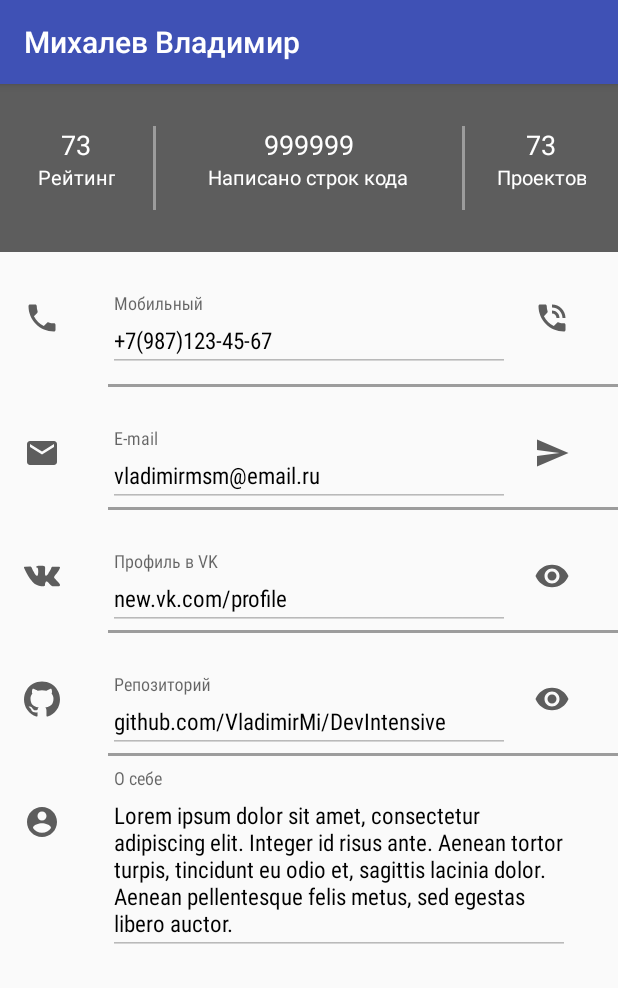
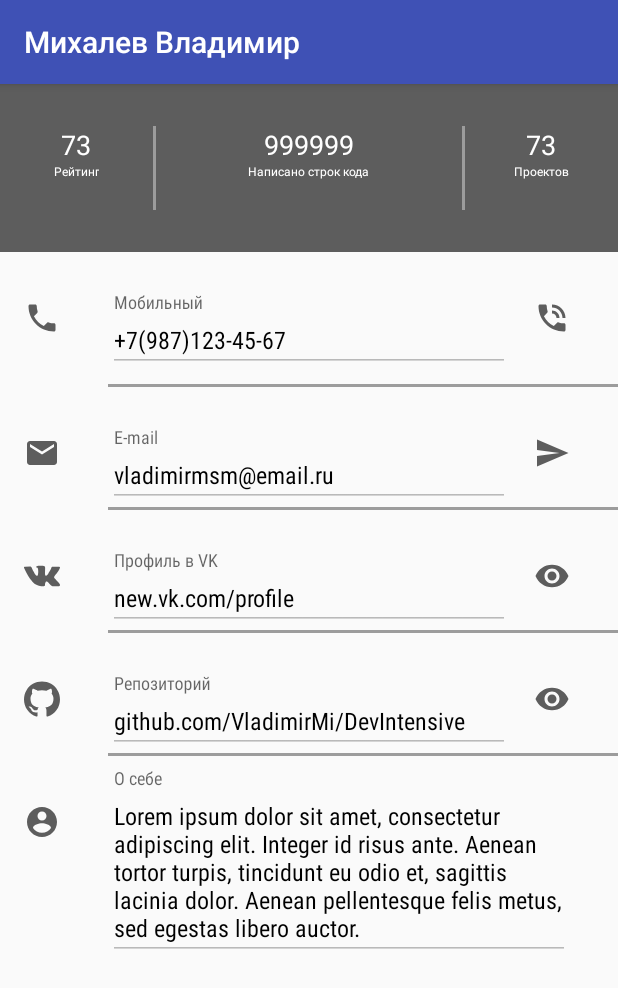
Before and after one commit to VladimirMi/DevIntensive, an Android app: the screen it shows after launch (MainActivity), on a phone screen of 412 x 824 dp. Shown: the top 988 px of the screen. Run offline under Robolectric (Android 15) with nearby library versions, the phone set to English and light mode, and no system bars; 1 statement that could not run was skipped.

Commit message:
Adding styles

```diff
--- a/app/src/main/res/layout/aboutme_item.xml
+++ b/app/src/main/res/layout/aboutme_item.xml
@@ -1,6 +1,5 @@
 <?xml version="1.0" encoding="utf-8"?>
-<LinearLayout
-    xmlns:android="http://schemas.android.com/apk/res/android"
+<LinearLayout xmlns:android="http://schemas.android.com/apk/res/android"
     android:layout_width="match_parent"
     android:layout_height="wrap_content"
     android:layout_marginTop="@dimen/spacing_small_8"
@@ -8,16 +7,12 @@
 
     <ImageView
         style="@style/icon.left"
-        android:src="@drawable/ic_account_circle_black_24dp"/>
+        android:src="@drawable/ic_account_circle_black_24dp" />
 
     <LinearLayout
-        android:layout_width="0dp"
+        style="@style/contact_item"
         android:layout_height="wrap_content"
-        android:layout_marginLeft="@dimen/spacing_medium_32"
-        android:layout_marginRight="@dimen/spacing_medium_32"
-        android:layout_weight="1"
-        android:gravity="bottom"
-        android:orientation="vertical">
+        android:layout_marginRight="@dimen/spacing_medium_32">
 
         <android.support.design.widget.TextInputLayout
             android:layout_width="match_parent"
@@ -25,17 +20,10 @@
 
             <EditText
                 android:id="@+id/about_me_et"
-                android:layout_width="match_parent"
-                android:layout_height="wrap_content"
+                style="@style/contact_item_text"
                 android:hint="@string/about_me_hint"
                 android:inputType="textMultiLine"
-                android:enabled="false"
-                android:focusable="false"
-                android:textColor="@color/black"
-                android:textColorHint="@color/grey"
-                android:text="@string/about_me"
-                android:fontFamily="sans-serif-condensed"
-                android:textSize="@dimen/font_normal_15"/>
+                android:text="@string/about_me" />
 
         </android.support.design.widget.TextInputLayout>
 
--- a/app/src/main/res/layout/github_item.xml
+++ b/app/src/main/res/layout/github_item.xml
@@ -1,6 +1,5 @@
 <?xml version="1.0" encoding="utf-8"?>
-<LinearLayout
-    xmlns:android="http://schemas.android.com/apk/res/android"
+<LinearLayout xmlns:android="http://schemas.android.com/apk/res/android"
     android:layout_width="match_parent"
     android:layout_height="wrap_content"
     android:layout_marginTop="@dimen/spacing_small_8"
@@ -8,16 +7,9 @@
 
     <ImageView
         style="@style/icon.left"
-        android:src="@drawable/ic_github_logo"/>
+        android:src="@drawable/ic_github_logo" />
 
-    <LinearLayout
-        android:layout_width="0dp"
-        android:layout_height="@dimen/size_large_72"
-        android:layout_marginLeft="@dimen/spacing_medium_32"
-        android:layout_marginRight="@dimen/spacing_normal_16"
-        android:layout_weight="1"
-        android:gravity="bottom"
-        android:orientation="vertical">
+    <LinearLayout style="@style/contact_item">
 
         <android.support.design.widget.TextInputLayout
             android:layout_width="match_parent"
@@ -25,16 +17,9 @@
 
             <EditText
                 android:id="@+id/github_et"
-                android:layout_width="match_parent"
-                android:layout_height="wrap_content"
+                style="@style/contact_item_text"
                 android:hint="@string/github_hint"
-                android:enabled="false"
-                android:focusable="false"
-                android:textColor="@color/black"
-                android:textColorHint="@color/grey"
-                android:text="@string/github"
-                android:fontFamily="sans-serif-condensed"
-                android:textSize="@dimen/font_normal_15"/>
+                android:text="@string/github" />
 
         </android.support.design.widget.TextInputLayout>
 
@@ -42,5 +27,5 @@
 
     <ImageView
         style="@style/icon.right"
-        android:src="@drawable/ic_visibility_black_24dp"/>
+        android:src="@drawable/ic_visibility_black_24dp" />
 </LinearLayout>
--- a/app/src/main/res/layout/mail_item.xml
+++ b/app/src/main/res/layout/mail_item.xml
@@ -1,6 +1,5 @@
 <?xml version="1.0" encoding="utf-8"?>
-<LinearLayout
-    xmlns:android="http://schemas.android.com/apk/res/android"
+<LinearLayout xmlns:android="http://schemas.android.com/apk/res/android"
     android:layout_width="match_parent"
     android:layout_height="wrap_content"
     android:layout_marginTop="@dimen/spacing_small_8"
@@ -8,34 +7,20 @@
 
     <ImageView
         style="@style/icon.left"
-        android:src="@drawable/ic_mail_black_24dp"/>
+        android:src="@drawable/ic_mail_black_24dp" />
 
-    <LinearLayout
-        android:id="@+id/email_et"
-        android:layout_width="0dp"
-        android:layout_height="@dimen/size_large_72"
-        android:layout_marginLeft="@dimen/spacing_medium_32"
-        android:layout_marginRight="@dimen/spacing_normal_16"
-        android:layout_weight="1"
-        android:gravity="bottom"
-        android:orientation="vertical">
+    <LinearLayout style="@style/contact_item">
 
         <android.support.design.widget.TextInputLayout
             android:layout_width="match_parent"
             android:layout_height="wrap_content">
 
             <EditText
-                android:layout_width="match_parent"
-                android:layout_height="wrap_content"
+                android:id="@+id/email_et"
+                style="@style/contact_item_text"
                 android:hint="@string/mail_hint"
                 android:inputType="textEmailAddress"
-                android:enabled="false"
-                android:focusable="false"
-                android:textColor="@color/black"
-                android:textColorHint="@color/grey"
-                android:text="@string/email"
-                android:fontFamily="sans-serif-condensed"
-                android:textSize="@dimen/font_normal_15"/>
+                android:text="@string/email" />
 
         </android.support.design.widget.TextInputLayout>
 
@@ -43,5 +28,5 @@
 
     <ImageView
         style="@style/icon.right"
-        android:src="@drawable/ic_send_black_24dp"/>
+        android:src="@drawable/ic_send_black_24dp" />
 </LinearLayout>
--- a/app/src/main/res/layout/phone_item.xml
+++ b/app/src/main/res/layout/phone_item.xml
@@ -1,6 +1,5 @@
 <?xml version="1.0" encoding="utf-8"?>
-<LinearLayout
-    xmlns:android="http://schemas.android.com/apk/res/android"
+<LinearLayout xmlns:android="http://schemas.android.com/apk/res/android"
     android:layout_width="match_parent"
     android:layout_height="wrap_content"
     android:layout_marginBottom="@dimen/spacing_small_8"
@@ -9,16 +8,9 @@
 
     <ImageView
         style="@style/icon.left"
-        android:src="@drawable/ic_call_black_24dp"/>
+        android:src="@drawable/ic_call_black_24dp" />
 
-    <LinearLayout
-        android:layout_width="0dp"
-        android:layout_height="@dimen/size_large_72"
-        android:layout_marginLeft="@dimen/spacing_medium_32"
-        android:layout_marginRight="@dimen/spacing_normal_16"
-        android:layout_weight="1"
-        android:gravity="bottom"
-        android:orientation="vertical">
+    <LinearLayout style="@style/contact_item">
 
         <android.support.design.widget.TextInputLayout
             android:layout_width="match_parent"
@@ -26,17 +18,10 @@
 
             <EditText
                 android:id="@+id/phone_et"
-                android:layout_width="match_parent"
-                android:layout_height="wrap_content"
+                style="@style/contact_item_text"
                 android:hint="@string/phone_hint"
                 android:inputType="phone"
-                android:enabled="false"
-                android:focusable="false"
-                android:textColor="@color/black"
-                android:textColorHint="@color/grey"
-                android:text="@string/phone"
-                android:fontFamily="sans-serif-condensed"
-                android:textSize="@dimen/font_normal_15"/>
+                android:text="@string/phone" />
 
         </android.support.design.widget.TextInputLayout>
 
@@ -44,5 +29,5 @@
 
     <ImageView
         style="@style/icon.right"
-        android:src="@drawable/ic_phone_in_talk_black_24dp"/>
+        android:src="@drawable/ic_phone_in_talk_black_24dp" />
 </LinearLayout>
--- a/app/src/main/res/layout/vk_item.xml
+++ b/app/src/main/res/layout/vk_item.xml
@@ -1,6 +1,5 @@
 <?xml version="1.0" encoding="utf-8"?>
-<LinearLayout
-    xmlns:android="http://schemas.android.com/apk/res/android"
+<LinearLayout xmlns:android="http://schemas.android.com/apk/res/android"
     android:layout_width="match_parent"
     android:layout_height="wrap_content"
     android:layout_marginTop="@dimen/spacing_small_8"
@@ -8,16 +7,9 @@
 
     <ImageView
         style="@style/icon.left"
-        android:src="@drawable/ic_vk_social_network_logo"/>
+        android:src="@drawable/ic_vk_social_network_logo" />
 
-    <LinearLayout
-        android:layout_width="0dp"
-        android:layout_height="@dimen/size_large_72"
-        android:layout_marginLeft="@dimen/spacing_medium_32"
-        android:layout_marginRight="@dimen/spacing_normal_16"
-        android:layout_weight="1"
-        android:gravity="bottom"
-        android:orientation="vertical">
+    <LinearLayout style="@style/contact_item">
 
         <android.support.design.widget.TextInputLayout
             android:layout_width="match_parent"
@@ -25,17 +17,10 @@
 
             <EditText
                 android:id="@+id/vk_et"
-                android:layout_width="match_parent"
-                android:layout_height="wrap_content"
+                style="@style/contact_item_text"
                 android:hint="@string/vk_hint"
                 android:inputType="textUri"
-                android:enabled="false"
-                android:focusable="false"
-                android:textColor="@color/black"
-                android:textColorHint="@color/grey"
-                android:text="@string/vk"
-                android:fontFamily="sans-serif-condensed"
-                android:textSize="@dimen/font_normal_15"/>
+                android:text="@string/vk" />
 
         </android.support.design.widget.TextInputLayout>
 
@@ -43,5 +28,5 @@
 
     <ImageView
         style="@style/icon.right"
-        android:src="@drawable/ic_visibility_black_24dp"/>
+        android:src="@drawable/ic_visibility_black_24dp" />
 </LinearLayout>
--- a/app/src/main/res/values/dimens.xml
+++ b/app/src/main/res/values/dimens.xml
@@ -6,8 +6,8 @@
     <!-- Font sizes -->
     <dimen name="font_larger_24">24sp</dimen>
     <dimen name="font_large_18">18sp</dimen>
-    <dimen name="font_normal_15">15sp</dimen>
-    <dimen name="font_small_13">13sp</dimen>
+    <dimen name="font_normal_16">16sp</dimen>
+    <dimen name="font_small_14">14sp</dimen>
 
     <!-- Spaces -->
     <dimen name="spacing_larger_72">72dp</dimen>
--- a/app/src/main/res/values/styles.xml
+++ b/app/src/main/res/values/styles.xml
@@ -1,4 +1,4 @@
-<resources>
+<resources xmlns:tools="http://schemas.android.com/tools">
 
     <!-- Base application theme. -->
     <style name="AppTheme" parent="Theme.AppCompat.Light.DarkActionBar">
@@ -25,4 +25,24 @@
         <item name="android:layout_marginRight">@dimen/spacing_medium_32</item>
     </style>
 
+    <style name="contact_item">
+        <item name="android:layout_width">0dp</item>
+        <item name="android:layout_height">@dimen/size_large_72</item>
+        <item name="android:layout_weight">1</item>
+        <item name="android:gravity">bottom</item>
+        <item name="android:layout_marginRight">@dimen/spacing_normal_16</item>
+        <item name="android:layout_marginLeft">@dimen/spacing_medium_32</item>
+    </style>
+
+    <style name="contact_item_text">
+        <item name="android:layout_width">match_parent</item>
+        <item name="android:layout_height">wrap_content</item>
+        <item name="android:focusable">false</item>
+        <item name="android:enabled">false</item>
+        <item name="android:fontFamily" tools:targetApi="jelly_bean">sans-serif-condensed</item>
+        <item name="android:textSize">@dimen/font_normal_16</item>
+        <item name="android:textColor">@color/black</item>
+        <item name="android:textColorHint">@color/grey</item>
+    </style>
+
 </resources>
```
